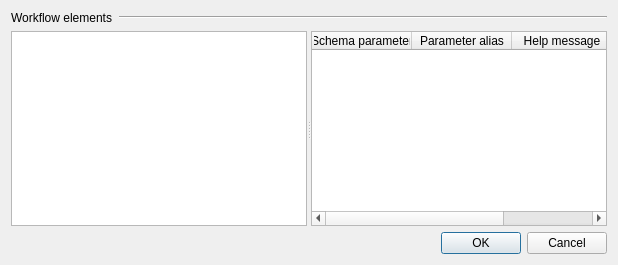
Above: src/plugins/workflow_designer/src/SchemaAliasesConfigurationDialog.ui from violethaze74/ugene before the change. Below: the same form after it.
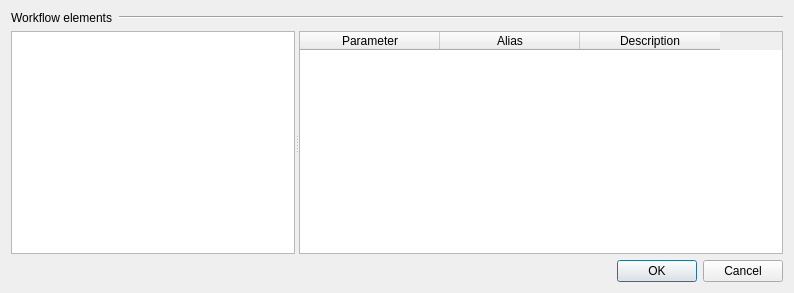
That is the form after the change.

Commit message: UGENE-4776. Aliases dialog.

The edit to the form file:
```diff
--- a/src/plugins/workflow_designer/src/SchemaAliasesConfigurationDialog.ui
+++ b/src/plugins/workflow_designer/src/SchemaAliasesConfigurationDialog.ui
@@ -9,10 +9,16 @@
    <rect>
     <x>0</x>
     <y>0</y>
-    <width>618</width>
-    <height>265</height>
+    <width>794</width>
+    <height>293</height>
    </rect>
   </property>
+  <property name="minimumSize">
+   <size>
+    <width>794</width>
+    <height>293</height>
+   </size>
+  </property>
   <property name="windowTitle">
    <string>Configure Parameter Aliases</string>
   </property>
@@ -64,19 +70,28 @@
       </property>
      </widget>
      <widget class="QTableWidget" name="paramAliasesTableWidget">
+      <property name="sizeAdjustPolicy">
+       <enum>QAbstractScrollArea::AdjustToContents</enum>
+      </property>
+      <attribute name="horizontalHeaderDefaultSectionSize">
+       <number>140</number>
+      </attribute>
+      <attribute name="horizontalHeaderMinimumSectionSize">
+       <number>140</number>
+      </attribute>
       <column>
        <property name="text">
-        <string>Schema parameter</string>
+        <string>Parameter</string>
        </property>
       </column>
       <column>
        <property name="text">
-        <string>Parameter alias</string>
+        <string>Alias</string>
        </property>
       </column>
       <column>
        <property name="text">
-        <string>Help message</string>
+        <string>Description</string>
        </property>
        <property name="toolTip">
         <string/>
```
The commit also changes 9 other files.
